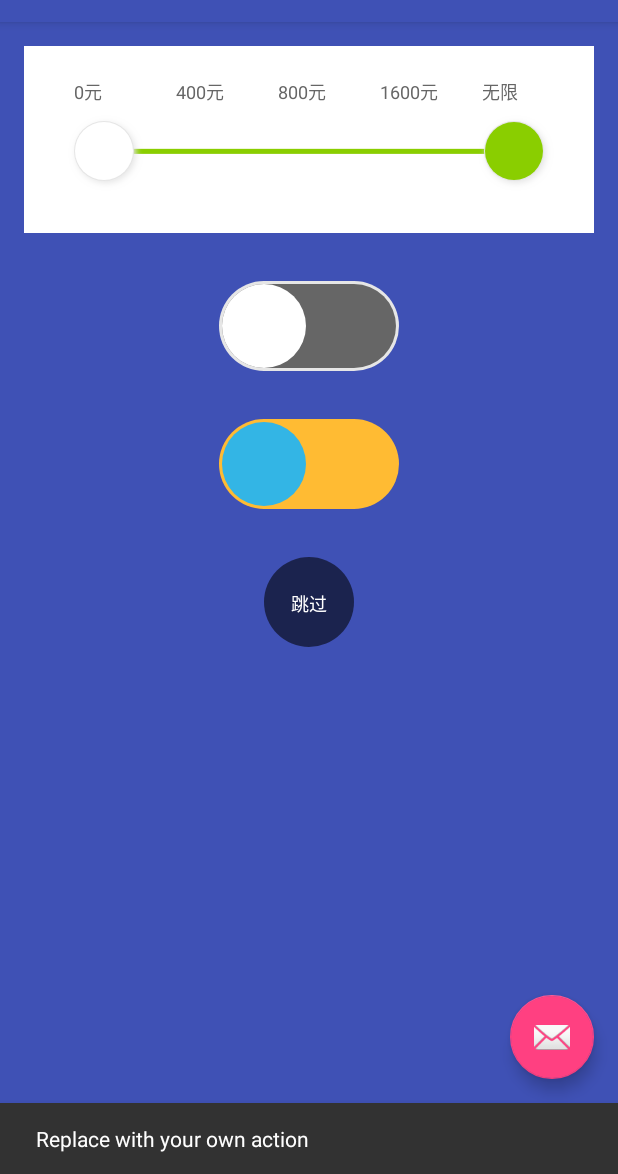
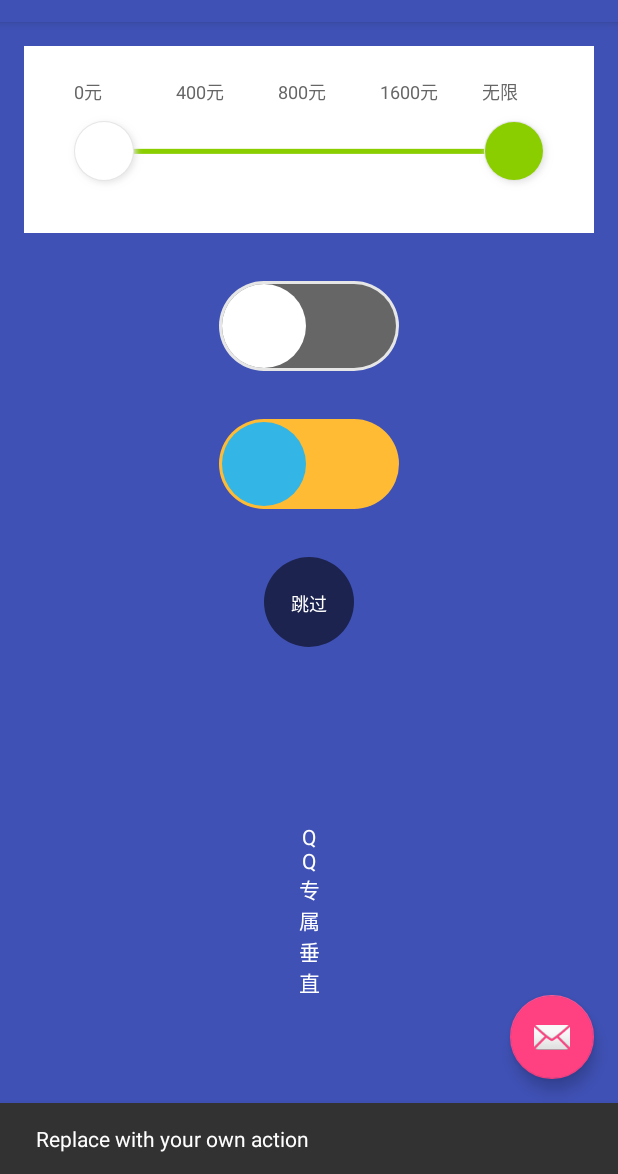
Before and after one commit to GuoFeilong/ATDragViewDemo, an Android app: the screen it shows after launch (MainActivity), after a tap on an icon or button, on a phone screen of 412 x 824 dp, the part 62-1236 px from its top. Run offline under Robolectric (Android 15) with nearby library versions, the phone set to English and light mode, and no system bars; libraries missing offline, so code that uses them is left out: com.orhanobut.logger; 1 statement that could not run was skipped.

Commit message:
增加垂直的textview
增加垂直的textview

```diff
--- /dev/null
+++ b/app/src/main/java/com/asiatravel/atdragviewdemo/customview/MyElongVerticalTextView.java
@@ -0,0 +1,40 @@
+package com.asiatravel.atdragviewdemo.customview;
+
+import android.content.Context;
+import android.util.AttributeSet;
+import android.widget.TextView;
+
+/**
+ * Created by user on 16/9/19.
+ */
+
+public class MyElongVerticalTextView extends TextView {
+
+    public MyElongVerticalTextView(Context context) {
+        super(context);
+    }
+
+    public MyElongVerticalTextView(Context context, AttributeSet attrs) {
+        super(context, attrs);
+    }
+
+    public MyElongVerticalTextView(Context context, AttributeSet attrs, int defStyle) {
+        super(context, attrs, defStyle);
+    }
+
+    @Override
+    public void setText(CharSequence text, BufferType type) {
+        String verticalText = generateVerticalText(text.toString());
+        super.setText(verticalText, type);
+    }
+
+    private String generateVerticalText(String desc) {
+        StringBuilder stringBuffer = new StringBuilder();
+        char[] chars = desc.toCharArray();
+        for (char currentChar : chars) {
+            String temp = currentChar + "\n";
+            stringBuffer.append(temp);
+        }
+        return stringBuffer.toString();
+    }
+}
--- a/app/src/main/java/com/asiatravel/atdragviewdemo/ui/MainActivity.java
+++ b/app/src/main/java/com/asiatravel/atdragviewdemo/ui/MainActivity.java
@@ -13,6 +13,7 @@ import android.widget.Toast;
 import com.asiatravel.atdragviewdemo.R;
 import com.asiatravel.atdragviewdemo.customview.ATDragView;
 import com.asiatravel.atdragviewdemo.customview.CountDownCircleView;
+import com.asiatravel.atdragviewdemo.customview.MyElongVerticalTextView;
 import com.asiatravel.atdragviewdemo.customview.SwitchView;
 import com.orhanobut.logger.Logger;
 
@@ -71,6 +72,9 @@ public class MainActivity extends AppCompatActivity {
         switchView1.setOpenState(false);
         switchView2.setOpenState(true);
 
+        MyElongVerticalTextView verticalTextView = (MyElongVerticalTextView) findViewById(R.id.vt_textView);
+//        verticalTextView.setText("QQ专属");
+
     }
 
     @Override
--- a/app/src/main/res/layout/content_main.xml
+++ b/app/src/main/res/layout/content_main.xml
@@ -42,4 +42,13 @@
         android:layout_gravity="center_horizontal"
         android:layout_margin="@dimen/activity_horizontal_margin" />
 
+
+    <com.asiatravel.atdragviewdemo.customview.MyElongVerticalTextView
+        android:id="@+id/vt_textView"
+        android:layout_width="match_parent"
+        android:layout_height="match_parent"
+        android:textColor="@android:color/white"
+        android:layout_gravity="center_horizontal"
+        android:gravity="center"
+        android:text="QQ专属垂直" />
 </LinearLayout>
```
